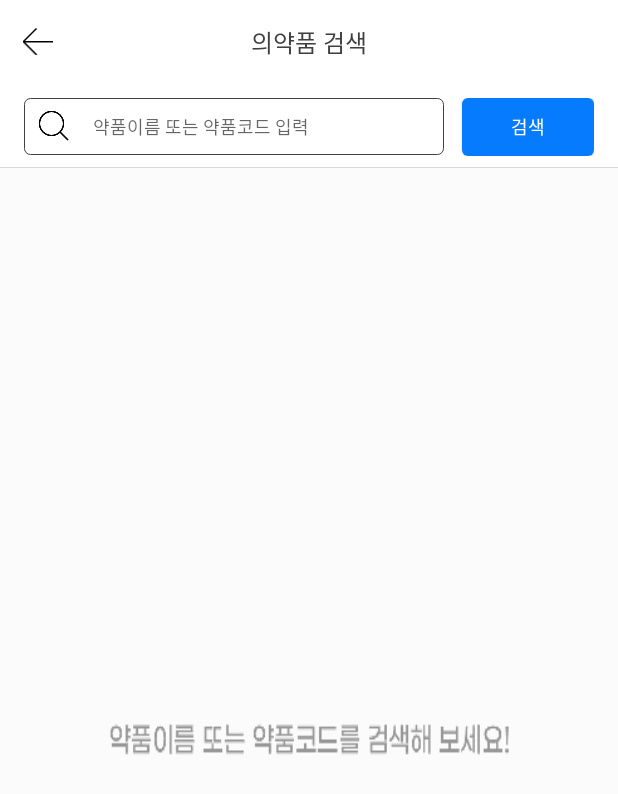
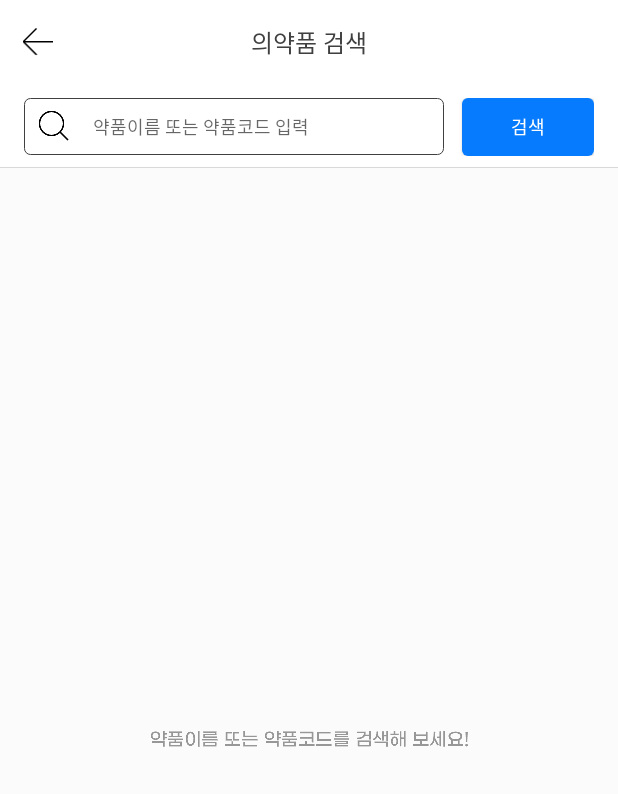
Before and after one commit to dpcksdl15/YackConsumer, an Android app: the MdSearchActivity screen opened directly, with no data from a screen before it, on a phone screen of 412 x 824 dp. Shown: the top 794 px of the screen. Run offline under Robolectric (Android 15) with nearby library versions, the phone set to English and light mode, and no system bars.

Commit message:
2021,11,23 ui bug update

```diff
--- a/app/src/main/AndroidManifest.xml
+++ b/app/src/main/AndroidManifest.xml
@@ -27,13 +27,14 @@
             android:exported="true" />
         <activity
             android:name=".MdPriceActivity"
+            android:windowSoftInputMode="adjustNothing"
             android:exported="true" />
         <activity
             android:name=".FirstMainActivity"
             android:exported="true">
 
         </activity>
-        <activity android:name=".MdSearchActivity" />
+        <activity android:name=".MdSearchActivity" android:windowSoftInputMode="adjustNothing"/>
         <activity android:name=".MdSearchResultActivity" />
         <activity android:name=".ProvisionActivity" />
         <activity android:name=".Provision2Activity" />
--- a/app/src/main/res/drawable-hdpi/background_mdprice_recyclerview_empty.xml
+++ b/app/src/main/res/drawable-hdpi/background_mdprice_recyclerview_empty.xml
@@ -8,6 +8,6 @@
     </item>
 
     <item>
-        <bitmap android:src="@drawable/empty_background"/>
+        <bitmap android:src="@drawable/empty_background" android:gravity="center"/>
     </item>
 </layer-list>
```
